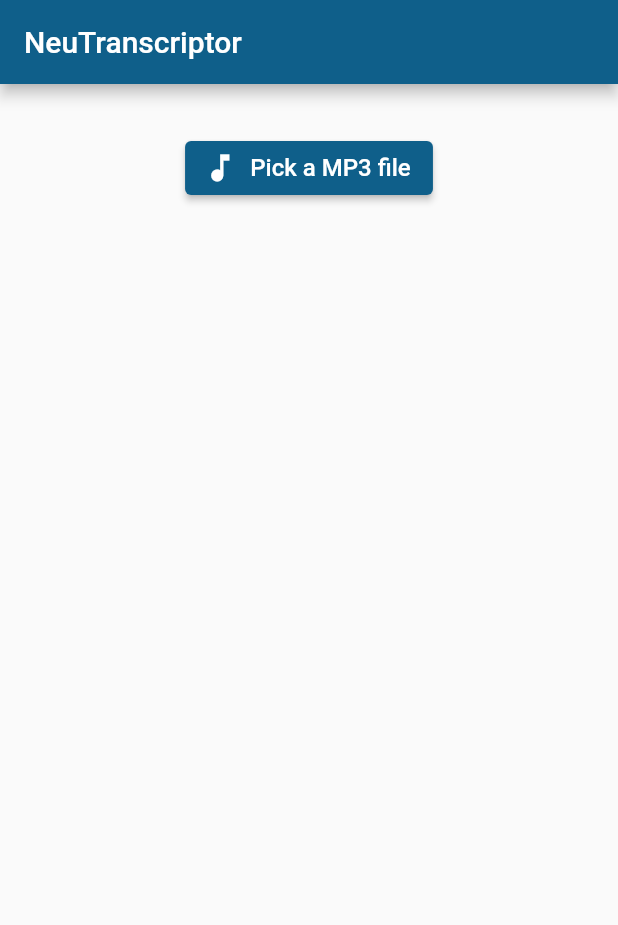
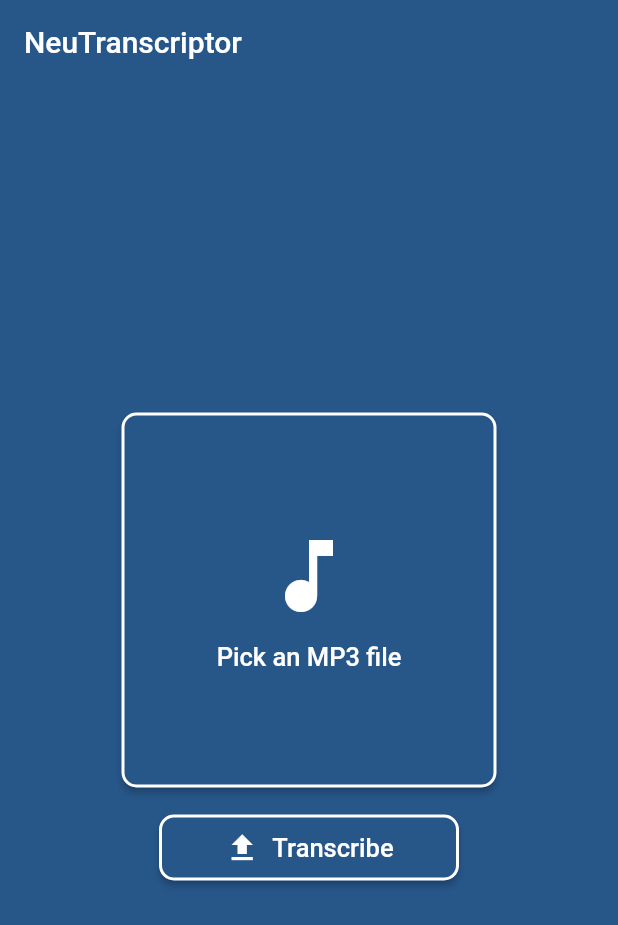
Before and after one commit to lemonade-ww/neutranscriptor_mobile, a Flutter app: the screen it shows after launch, on a phone screen of 412 x 824 dp. Shown: the top 925 px of the screen. Run offline on Flutter 3.47's test engine with Material 2 defaults, Android fonts, the light colour scheme and no system bars; our stand-ins replace audioplayers, file_picker.

Commit message:
update UI

```diff
--- a/lib/main.dart
+++ b/lib/main.dart
@@ -1,7 +1,12 @@
 import 'package:flutter/material.dart';
 import 'upload.dart';
+import 'package:flutter/services.dart';
 
 void main() {
+  WidgetsFlutterBinding.ensureInitialized();
+  SystemChrome.setPreferredOrientations([
+    DeviceOrientation.portraitUp,
+  ]).then((value) => runApp(MyApp()));
   runApp(MyApp());
 }
 
@@ -12,24 +17,30 @@
     return MaterialApp(
       title: 'NeuTranscriptor',
       theme: ThemeData(
+        brightness: Brightness.light,
+        primaryColor: Color.fromRGBO(39, 86, 137, 1),
+        scaffoldBackgroundColor: Color.fromRGBO(39, 86, 137, 1),
         colorScheme: ColorScheme.light().copyWith(
-          primary: Color.fromRGBO(15, 95, 138, 1),
-          secondary: Color.fromRGBO(15, 95, 138, 1),
+          primary: Color.fromRGBO(39, 86, 137, 1),
         ),
-        textTheme: const TextTheme(
+        textTheme: TextTheme(
           button: TextStyle(
-            fontSize: 16,
+            fontSize: 17,
             color: Colors.white,
           ),
         ),
       ),
+      // Dark theme
       darkTheme: ThemeData(
+        brightness: Brightness.dark,
+        primaryColor: Colors.black,
+        scaffoldBackgroundColor: Colors.black,
         colorScheme: ColorScheme.dark().copyWith(
-          primary: Colors.black45,
+          primary: Colors.black,
         ),
         textTheme: const TextTheme(
           button: TextStyle(
-            fontSize: 16,
+            fontSize: 17,
             color: Colors.white,
           ),
         ),
--- a/lib/upload.dart
+++ b/lib/upload.dart
@@ -16,6 +16,7 @@
 
 class _UploadState extends State<Upload> {
   String mp3File = '';
+  String name = '';
   String midiFile = '';
   String downloadedFile = '';
   double? _progBarValue = 0.0;
@@ -73,7 +74,7 @@
       // var response = await request.send();
       // print('status code: {$response.statusCode}');
 
-      await Future.delayed(Duration(seconds: 1));
+      await Future.delayed(Duration(seconds: 5));
 
       setMidiFileValue(kUrl +
           "/static/midi/" +
@@ -91,6 +92,9 @@
       // backgroundColor: Theme.of(context).colorScheme.primary,
       appBar: AppBar(
         title: Text("NeuTranscriptor"),
+        elevation: 0,
+
+        // titleTextStyle: Theme.of(context).textTheme,
       ),
       body: SafeArea(
         child: Container(
@@ -98,9 +102,48 @@
             padding: EdgeInsets.all(16),
             child: Center(
               child: Column(
-                children: <Widget>[
-                  SizedBox(height: 16),
-                  ElevatedButton.icon(
+                mainAxisAlignment: MainAxisAlignment.center,
+                crossAxisAlignment: CrossAxisAlignment.center,
+                children: [
+                  SizedBox(
+                    height: 250,
+                    width: 250,
+                    child: ElevatedButton(
+                      style: ButtonStyle(
+                        padding: MaterialStateProperty.all<EdgeInsets>(
+                            EdgeInsets.all(10)),
+                        shape:
+                            MaterialStateProperty.all<RoundedRectangleBorder>(
+                          RoundedRectangleBorder(
+                            borderRadius: BorderRadius.circular(10),
+                            side: BorderSide(
+                              color: Colors.white,
+                              width: 2,
+                            ),
+                          ),
+                        ),
+                      ),
+                      child: Column(
+                        mainAxisAlignment: MainAxisAlignment.center,
+                        crossAxisAlignment: CrossAxisAlignment.center,
+                        children: [
+                          Container(
+                            margin: const EdgeInsets.all(6.0),
+                            child: Icon(
+                              Icons.music_note,
+                              color: Colors.white,
+                              size: 64,
+                            ),
+                          ),
+                          Container(
+                            margin: const EdgeInsets.all(6.0),
+                            child: Text(
+                              'Pick an MP3 file',
+                              style: Theme.of(context).textTheme.button,
+                            ),
+                          ),
+                        ],
+                      ),
                       onPressed: () async {
                         FilePickerResult? result =
                             await FilePicker.platform.pickFiles(
@@ -112,41 +155,47 @@
                             pressed = false;
                             transcribed = false;
                             mp3File = result.files.single.path.toString();
+                            name = result.files.single.name.toString();
                             _progBarValue = 0;
                             ScaffoldMessenger.of(context).showSnackBar(
-                              SnackBar(content: Text('File loaded! $mp3File')));
+                                SnackBar(content: Text('$name loaded!')));
                           }
                         });
                       },
-                    label: Text(
-                      'Pick a MP3 file',
-                      style: Theme.of(context).textTheme.button,
-                    ),
-                    icon: Icon(
-                      Icons.music_note,
-                      color: Colors.white,
                     ),
                   ),
-                  if (mp3File != '')
-                    Column(
-                      children: [
-                        // SizedBox(height: 16),
-                        // PlayerWidget(
-                        //   url: mp3File,
-                        // ),
                   SizedBox(height: 16),
-                        Divider(
-                          height: 6,
-                          thickness: 2,
+                  SizedBox(
+                    width: 200,
+                    child: ElevatedButton.icon(
+                      style: ButtonStyle(
+                        padding: MaterialStateProperty.all<EdgeInsets>(
+                            EdgeInsets.all(10)),
+                        shape:
+                            MaterialStateProperty.all<RoundedRectangleBorder>(
+                          RoundedRectangleBorder(
+                            borderRadius: BorderRadius.circular(10),
+                            side: BorderSide(
+                              color: Colors.white,
+                              width: 2,
                             ),
-                        SizedBox(height: 16),
-                        ElevatedButton.icon(
+                          ),
+                        ),
+                      ),
                       onPressed: () {
+                        if (mp3File != '') {
                           pressed = true;
                           uploadMp3FileToServer(mp3File);
+                        } else {
+                          ScaffoldMessenger.of(context).showSnackBar(
+                            SnackBar(
+                              content: Text('Please pick an MP3 file first!'),
+                            ),
+                          );
+                        }
                       },
                       label: Text(
-                            'Upload & transcribe',
+                        'Transcribe',
                         style: Theme.of(context).textTheme.button,
                       ),
                       icon: Icon(
@@ -154,27 +203,31 @@
                         color: Colors.white,
                       ),
                     ),
+                  ),
                   SizedBox(height: 16),
-                      ],
-                    ),
-                  if (pressed)
-                    Column(
-                      children: [
+                  if (pressed && !transcribed)
                     CircularProgressIndicator(
                       value: _progBarValue,
-                        ),
-                        SizedBox(height: 16),
-                      ],
+                      color: Colors.white,
                     ),
                   if (transcribed)
-                    Column(
-                      children: [
-                        Divider(
-                          height: 6,
-                          thickness: 2,
+                    SizedBox(
+                      width: 200,
+                      child: ElevatedButton.icon(
+                        style: ButtonStyle(
+                          padding: MaterialStateProperty.all<EdgeInsets>(
+                              EdgeInsets.all(10)),
+                          shape:
+                              MaterialStateProperty.all<RoundedRectangleBorder>(
+                            RoundedRectangleBorder(
+                              borderRadius: BorderRadius.circular(10),
+                              side: BorderSide(
+                                color: Colors.white,
+                                width: 2,
                               ),
-                        SizedBox(height: 16),
-                        ElevatedButton.icon(
+                            ),
+                          ),
+                        ),
                         onPressed: downLoadFile,
                         label: Text(
                           'Download',
@@ -185,7 +238,6 @@
                           color: Colors.white,
                         ),
                       ),
-                      ],
                     ),
                 ],
               ),
```
Also changed, not shown: assets/fonts/OFL.txt (added, +94 -0 lines), pubspec.yaml (+20 -13 lines), assets/fonts/Raleway-Bold.ttf (added), assets/fonts/Raleway-ExtraBold.ttf (added), assets/fonts/Raleway-ExtraLight.ttf (added), assets/fonts/Raleway-Heavy.ttf (added), assets/fonts/Raleway-Light.ttf (added), assets/fonts/Raleway-Medium.ttf (added), assets/fonts/Raleway-Regular.ttf (added), assets/fonts/Raleway-SemiBold.ttf (added), assets/fonts/Raleway-Thin.ttf (added), assets/icon/icon.png (added), pubspec.lock, 23 other files. Lines whose indentation alone changed are shown as unchanged.
